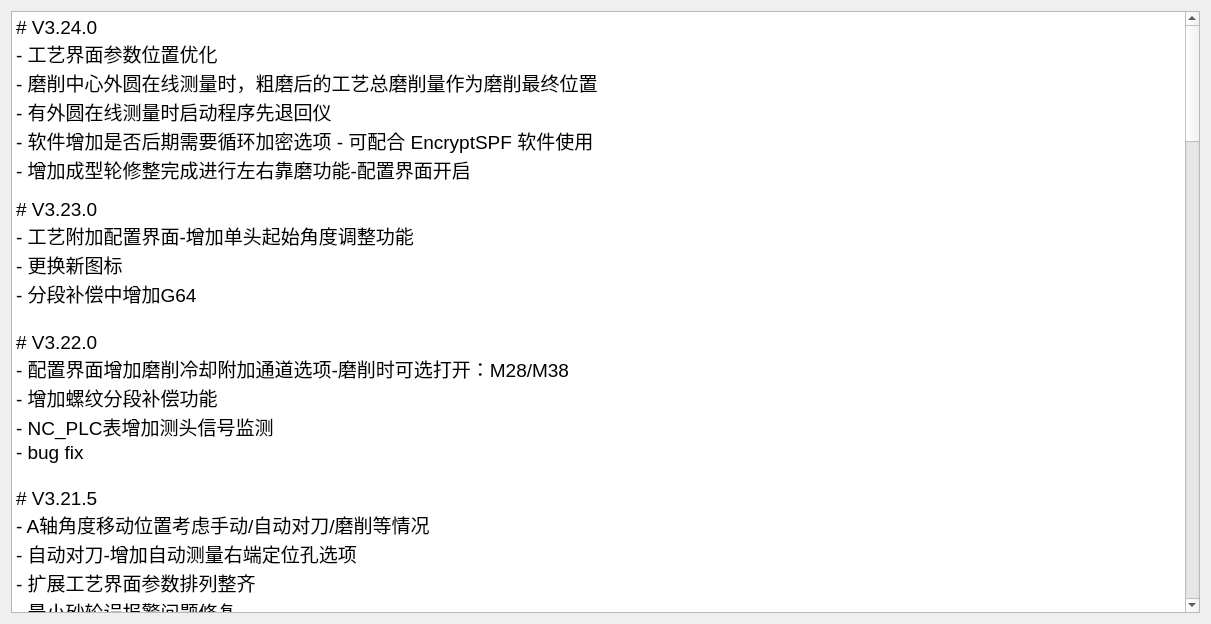
This is history.ui in nie11kun/HorizonJuicerCreator as Qt 5 draws it before an edit. The edited form follows.
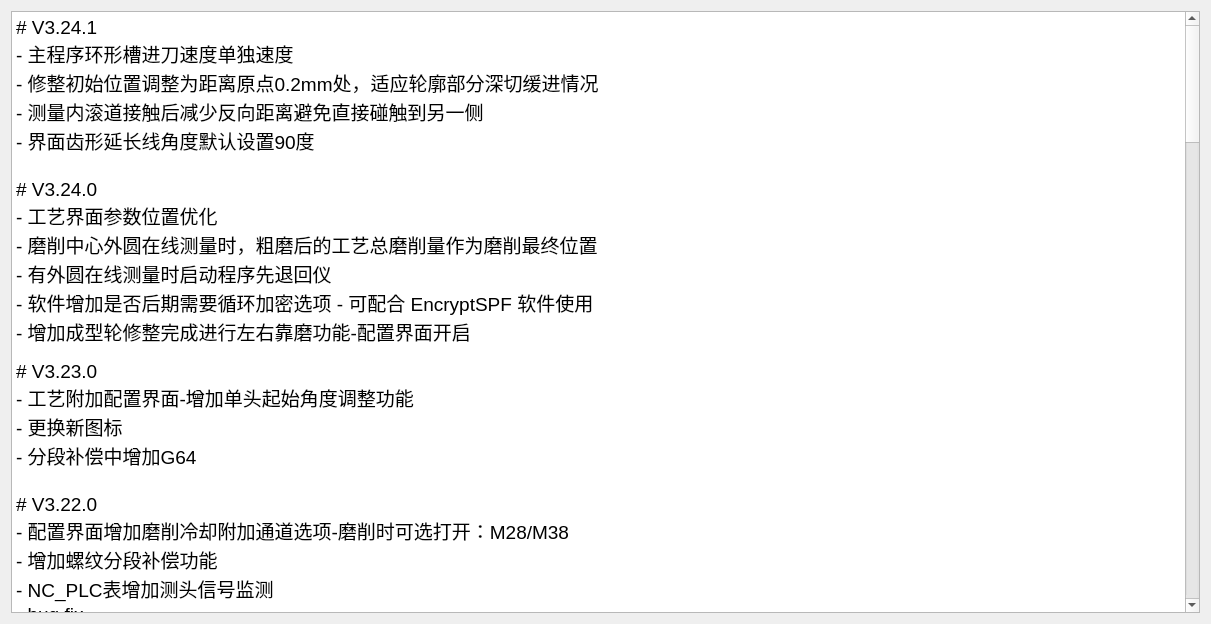
This is the edited form.

Patch:
```diff
--- a/history.ui
+++ b/history.ui
@@ -24,6 +24,12 @@
 li.unchecked::marker { content: &quot;\2610&quot;; }
 li.checked::marker { content: &quot;\2612&quot;; }
 &lt;/style&gt;&lt;/head&gt;&lt;body style=&quot; font-family:'Segoe UI'; font-size:9pt; font-weight:400; font-style:normal;&quot;&gt;
+&lt;p style=&quot; margin-top:0px; margin-bottom:0px; margin-left:0px; margin-right:0px; -qt-block-indent:0; text-indent:0px;&quot;&gt;&lt;span style=&quot; font-size:14pt;&quot;&gt;# V3.24.1&lt;/span&gt;&lt;/p&gt;
+&lt;p style=&quot; margin-top:0px; margin-bottom:0px; margin-left:0px; margin-right:0px; -qt-block-indent:0; text-indent:0px;&quot;&gt;&lt;span style=&quot; font-size:14pt;&quot;&gt;- 主程序环形槽进刀速度单独速度&lt;/span&gt;&lt;/p&gt;
+&lt;p style=&quot; margin-top:0px; margin-bottom:0px; margin-left:0px; margin-right:0px; -qt-block-indent:0; text-indent:0px;&quot;&gt;&lt;span style=&quot; font-size:14pt;&quot;&gt;- 修整初始位置调整为距离原点0.2mm处，适应轮廓部分深切缓进情况&lt;/span&gt;&lt;/p&gt;
+&lt;p style=&quot; margin-top:0px; margin-bottom:0px; margin-left:0px; margin-right:0px; -qt-block-indent:0; text-indent:0px;&quot;&gt;&lt;span style=&quot; font-size:14pt;&quot;&gt;- 测量内滚道接触后减少反向距离避免直接碰触到另一侧&lt;/span&gt;&lt;/p&gt;
+&lt;p style=&quot; margin-top:0px; margin-bottom:0px; margin-left:0px; margin-right:0px; -qt-block-indent:0; text-indent:0px;&quot;&gt;&lt;span style=&quot; font-size:14pt;&quot;&gt;- 界面齿形延长线角度默认设置90度&lt;/span&gt;&lt;/p&gt;
+&lt;p style=&quot;-qt-paragraph-type:empty; margin-top:0px; margin-bottom:0px; margin-left:0px; margin-right:0px; -qt-block-indent:0; text-indent:0px; font-size:14pt;&quot;&gt;&lt;br /&gt;&lt;/p&gt;
 &lt;p style=&quot; margin-top:0px; margin-bottom:0px; margin-left:0px; margin-right:0px; -qt-block-indent:0; text-indent:0px;&quot;&gt;&lt;span style=&quot; font-size:14pt;&quot;&gt;# V3.24.0&lt;/span&gt;&lt;/p&gt;
 &lt;p style=&quot; margin-top:0px; margin-bottom:0px; margin-left:0px; margin-right:0px; -qt-block-indent:0; text-indent:0px;&quot;&gt;&lt;span style=&quot; font-size:14pt;&quot;&gt;- 工艺界面参数位置优化&lt;/span&gt;&lt;/p&gt;
 &lt;p style=&quot; margin-top:0px; margin-bottom:0px; margin-left:0px; margin-right:0px; -qt-block-indent:0; text-indent:0px;&quot;&gt;&lt;span style=&quot; font-size:14pt;&quot;&gt;- 磨削中心外圆在线测量时，粗磨后的工艺总磨削量作为磨削最终位置&lt;/span&gt;&lt;/p&gt;
```
